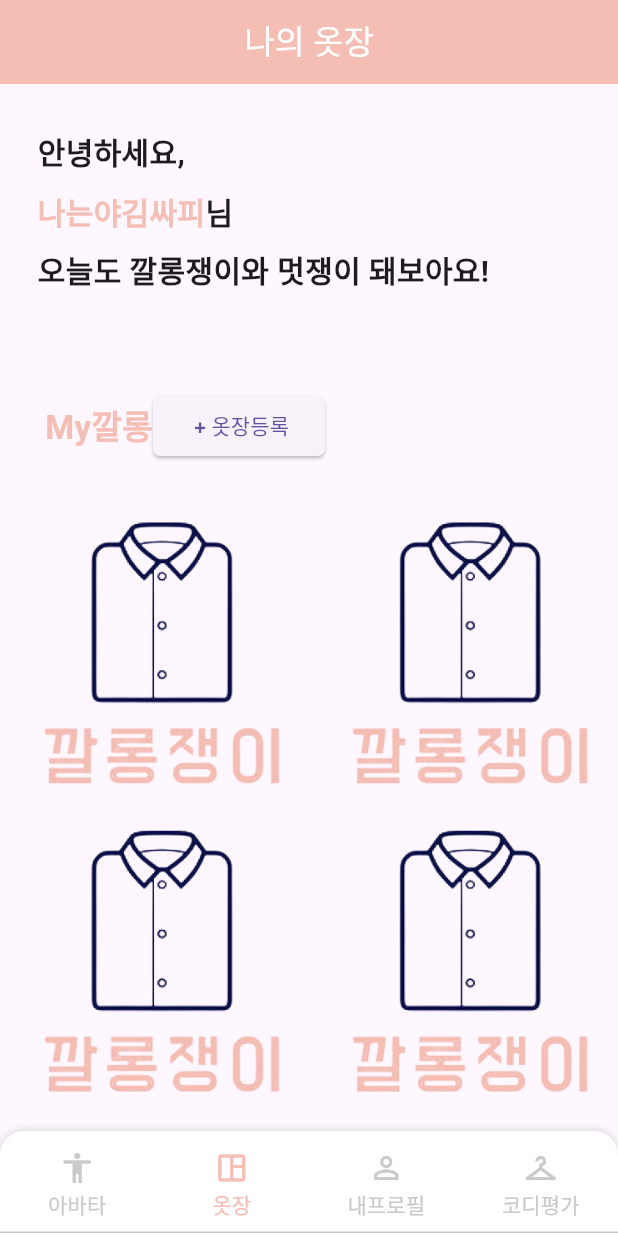
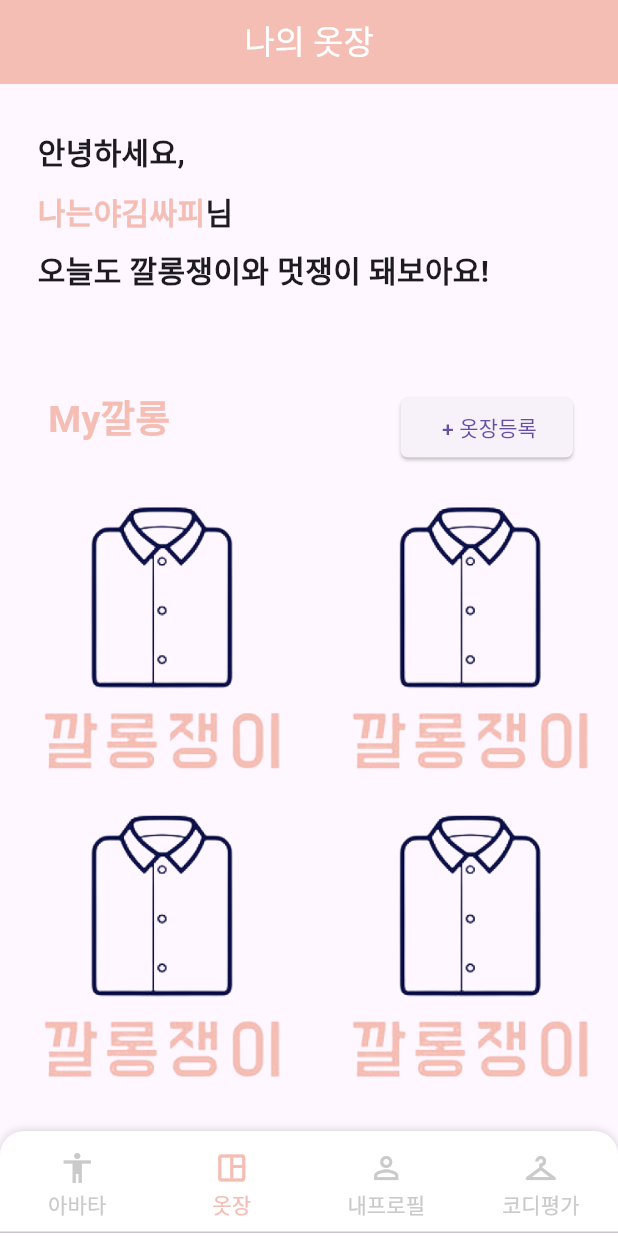
Before and after one commit to keystore2077/SSAFY_kkalong, a Flutter app: the screen it shows after launch, item 2 of the bottom bar chosen, on a phone screen of 412 x 824 dp. Run offline on Flutter 3.47's test engine with Material 3 defaults, Android fonts, the phone set to English and light mode, and no system bars; our stand-ins replace image_picker.

Commit message:
옷장등록 버튼수정

```diff
--- a/frontend/lib/closet/mycloset.dart
+++ b/frontend/lib/closet/mycloset.dart
@@ -293,25 +293,70 @@ class MyClosetState extends State<MyCloset> {
                     ],
                   ),
                 ),
+                // Padding(
+                //   padding: const EdgeInsets.fromLTRB(10, 0, 0, 12),
+                //   child: Row(
+                //     mainAxisAlignment: MainAxisAlignment.spaceBetween,
+                //     children: [
+                //       SizedBox(
+                //         child: Padding(
+                //           padding: const EdgeInsets.fromLTRB(20, 0, 10, 12),
+                //           child: Row(
+                //             mainAxisAlignment: MainAxisAlignment.spaceBetween,
+                //             children: [
+                //               const Text(
+                //                 'My깔롱',
+                //                 style: TextStyle(
+                //                   fontSize: 22,
+                //                   fontWeight: FontWeight.w700,
+                //                   color: Color(0xFFF5BEB5),
+                //                 ),
+                //               ),
+                //               const Spacer(),
+                //               ElevatedButton(
+                //                 onPressed: () async {
+                //                   final ImagePicker picker = ImagePicker();
+                //                   final XFile? image = await picker.pickImage(
+                //                       source: ImageSource.camera);
+
+                //                   if (image != null) {
+                //                     // 이미지가 선택되면 처리할 작업을 여기에 추가합니다.
+                //                     // image.path를 사용하여 이미지 파일에 접근할 수 있습니다.
+                //                   }
+                //                 },
+                //                 style: ElevatedButton.styleFrom(
+                //                   shape: RoundedRectangleBorder(
+                //                     borderRadius: BorderRadius.circular(
+                //                         5.0), // 원하는 각진 정도로 설정
+                //                   ),
+                //                   // 다른 스타일 속성들
+                //                 ),
+                //                 child: const Text(' + 옷장등록'),
+                //               ),
+                //             ],
+                //           ),
+                //         ),
+                //       ),
+                //     ],
+                //   ),
+                // ),
                 Padding(
-                  padding: const EdgeInsets.fromLTRB(10, 0, 0, 12),
+                  padding: const EdgeInsets.fromLTRB(12, 0, 30, 12),
                   child: Row(
                     mainAxisAlignment: MainAxisAlignment.spaceBetween,
                     children: [
-                      SizedBox(
-                        child: Padding(
-                          padding: const EdgeInsets.fromLTRB(20, 0, 10, 12),
-                          child: Row(
-                            mainAxisAlignment: MainAxisAlignment.spaceBetween,
-                            children: [
-                              const Text(
+                      const Padding(
+                        padding: EdgeInsets.fromLTRB(20, 0, 0, 12),
+                        child: Text(
                           'My깔롱',
                           style: TextStyle(
-                                  fontSize: 22,
+                            fontSize: 25,
                             fontWeight: FontWeight.w700,
                             color: Color(0xFFF5BEB5),
                           ),
                         ),
+                      ),
+                      const Spacer(),
                       ElevatedButton(
                         onPressed: () async {
                           final ImagePicker picker = ImagePicker();
@@ -325,16 +370,12 @@ class MyClosetState extends State<MyCloset> {
                         },
                         style: ElevatedButton.styleFrom(
                           shape: RoundedRectangleBorder(
-                                    borderRadius: BorderRadius.circular(
-                                        5.0), // 원하는 각진 정도로 설정
+                            borderRadius:
+                                BorderRadius.circular(5.0), // 원하는 각진 정도로 설정
                           ),
                           // 다른 스타일 속성들
                         ),
                         child: const Text(' + 옷장등록'),
-                              ),
-                            ],
-                          ),
-                        ),
                       ),
                     ],
                   ),
```
Lines whose indentation alone changed are shown as unchanged.
